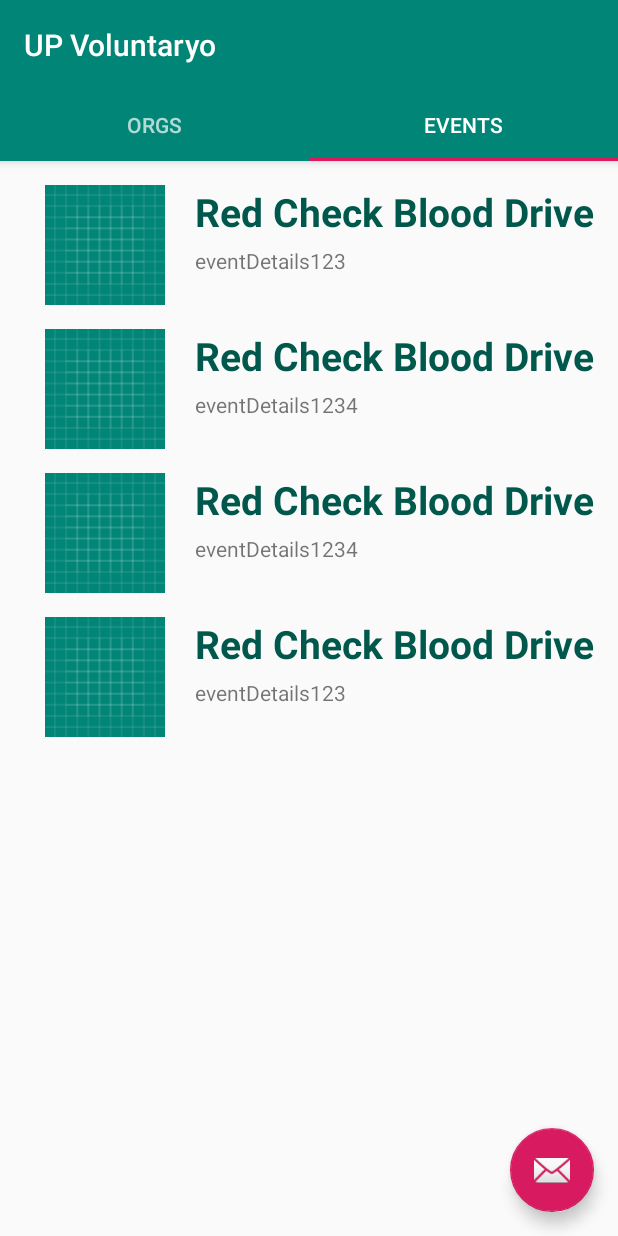
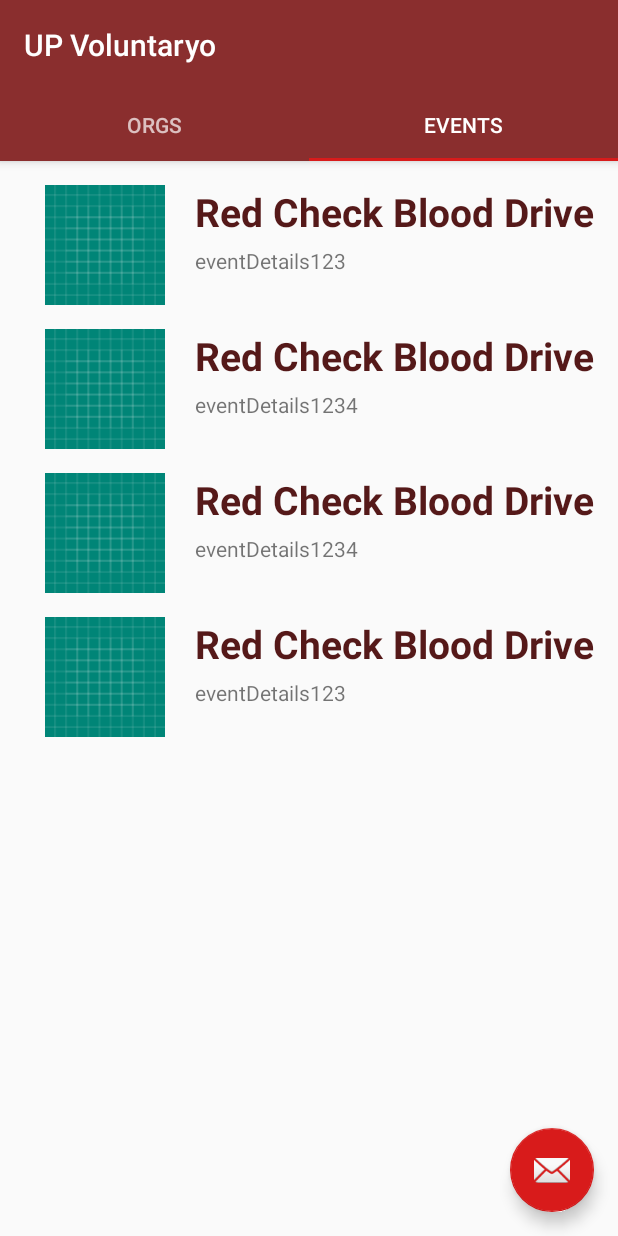
Before and after one commit to blink-blink/CWTS-UP-Voluntayo, an Android app: the ObjectFragment screen opened directly, with no data from a screen before it, tab 2 chosen, on a phone screen of 412 x 824 dp. Run offline under Robolectric (Android 15) with nearby library versions, the phone set to English and light mode, and no system bars.

Commit message:
event onClickListeners added event page activity added

```diff
--- a/app/src/main/java/com/example/upvoluntaryo/LoginActivity.java
+++ b/app/src/main/java/com/example/upvoluntaryo/LoginActivity.java
@@ -39,6 +39,9 @@ public class LoginActivity extends AppCompatActivity {
                         Toast.makeText(LoginActivity.this, "Sign in sucessful!", Toast.LENGTH_SHORT).show();
                         Intent intent = new Intent(getApplicationContext(), HomeActivity.class);
                         startActivity(intent);
+                        //tobechanged
+                        finishAffinity();
+
                     }
                     else {
                         Toast.makeText(LoginActivity.this, "Invalid Login Credentials", Toast.LENGTH_SHORT).show();
--- a/app/src/main/java/com/example/upvoluntaryo/ui/main/EventListAdapter.java
+++ b/app/src/main/java/com/example/upvoluntaryo/ui/main/EventListAdapter.java
@@ -1,12 +1,8 @@
 package com.example.upvoluntaryo.ui.main;
 
-import android.media.Image;
-import android.text.Layout;
 import android.view.LayoutInflater;
 import android.view.View;
 import android.view.ViewGroup;
-import android.widget.ArrayAdapter;
-import android.widget.ImageView;
 import android.widget.TextView;
 
 import androidx.annotation.NonNull;
@@ -17,33 +13,44 @@ import com.example.upvoluntaryo.R;
 
 import java.util.ArrayList;
 
-public class EventListAdapter extends RecyclerView.Adapter<EventListAdapter.MyViewHolder> {
+public class EventListAdapter extends RecyclerView.Adapter<EventListAdapter.EventViewHolder> {
     private ArrayList<Event> eventList;
+    private OnEventListener onEventListener;
 
-    public EventListAdapter(ArrayList<Event> eventList){
+    public EventListAdapter(ArrayList<Event> eventList, OnEventListener onEventListener){
         this.eventList = eventList;
+        this.onEventListener = onEventListener;
     }
 
-    public class MyViewHolder extends RecyclerView.ViewHolder{
+    public class EventViewHolder extends RecyclerView.ViewHolder implements View.OnClickListener{
         private TextView eventName;
         private TextView eventDetails;
+        OnEventListener onEventListener;
 
-        public MyViewHolder(final View view){
+        public EventViewHolder(final View view, OnEventListener onEventListener){
             super(view);
             eventName = view.findViewById(R.id.eventName);
             eventDetails = view.findViewById(R.id.eventDetails);
+            this.onEventListener = onEventListener;
+
+            view.setOnClickListener(this);
+        }
+
+        @Override
+        public void onClick(View view) {
+            onEventListener.onEventClick(getAdapterPosition());
         }
     }
 
     @NonNull
     @Override
-    public EventListAdapter.MyViewHolder onCreateViewHolder(@NonNull ViewGroup parent, int viewType) {
+    public EventListAdapter.EventViewHolder onCreateViewHolder(@NonNull ViewGroup parent, int viewType) {
         View itemView = LayoutInflater.from(parent.getContext()).inflate(R.layout.event_item, parent, false);
-        return new MyViewHolder(itemView);
+        return new EventViewHolder(itemView, onEventListener);
     }
 
     @Override
-    public void onBindViewHolder(@NonNull EventListAdapter.MyViewHolder holder, int position) {
+    public void onBindViewHolder(@NonNull EventListAdapter.EventViewHolder holder, int position) {
         String eventName = eventList.get(position).getEventName();
         String eventDetails = eventList.get(position).getEventDetails();
         holder.eventName.setText(eventName);
@@ -54,4 +61,8 @@ public class EventListAdapter extends RecyclerView.Adapter<EventListAdapter.MyVi
     public int getItemCount() {
         return eventList.size();
     }
+
+    public interface OnEventListener {
+        void onEventClick(int position);
+    }
 }
--- a/app/src/main/java/com/example/upvoluntaryo/ui/main/ObjectFragment.java
+++ b/app/src/main/java/com/example/upvoluntaryo/ui/main/ObjectFragment.java
@@ -1,13 +1,10 @@
 package com.example.upvoluntaryo.ui.main;
 
-import android.app.usage.UsageEvents;
+import android.content.Intent;
 import android.os.Bundle;
 import android.view.LayoutInflater;
 import android.view.View;
 import android.view.ViewGroup;
-import android.widget.ArrayAdapter;
-import android.widget.ListView;
-import android.widget.TextView;
 
 import androidx.annotation.NonNull;
 import androidx.annotation.Nullable;
@@ -17,12 +14,20 @@ import androidx.recyclerview.widget.LinearLayoutManager;
 import androidx.recyclerview.widget.RecyclerView;
 
 import com.example.upvoluntaryo.Event;
+import com.example.upvoluntaryo.EventPageActivity;
+import com.example.upvoluntaryo.Orgs;
 import com.example.upvoluntaryo.R;
 
 import java.util.ArrayList;
 
-public class ObjectFragment extends Fragment {
+public class ObjectFragment extends Fragment implements EventListAdapter.OnEventListener {
     public static final String ARG_OBJECT = "object";
+
+    // vars
+    private ArrayList<Event> eventList = new ArrayList<>();
+    private EventListAdapter eventListadapter;
+    private ArrayList<Orgs> orgList = new ArrayList<>();
+    private OrgListAdapter orgListAdapter;
 
     @Nullable
     @Override
@@ -35,8 +40,7 @@ public class ObjectFragment extends Fragment {
         Bundle args = getArguments();
         if (args.getInt(ARG_OBJECT) == 1){
 
-            ArrayList<Event> eventList = new ArrayList<>();
-            RecyclerView recyclerView = (RecyclerView) view.findViewById(R.id.eventRecyclerView);
+            RecyclerView recyclerView = (RecyclerView) view.findViewById(R.id.itemRecyclerView);
 
             //test
             eventList.add(new Event("Red Check Blood Drive", "eventAddress1", "eventDetails123", R.id.eventImageHeader));
@@ -44,15 +48,38 @@ public class ObjectFragment extends Fragment {
             eventList.add(new Event("Red Check Blood Drive", "eventAddress1", "eventDetails1234", R.id.eventImageHeader));
             eventList.add(new Event("Red Check Blood Drive", "eventAddress1", "eventDetails123", R.id.eventImageHeader));
 
-            EventListAdapter adapter = new EventListAdapter(eventList);
+            eventListadapter = new EventListAdapter( eventList, this);
             RecyclerView.LayoutManager layoutManager = new LinearLayoutManager(getContext());
             recyclerView.setLayoutManager(layoutManager);
             recyclerView.setItemAnimator(new DefaultItemAnimator());
-            recyclerView.setAdapter(adapter);
+            recyclerView.setAdapter(eventListadapter);
 
         }
+        else{
 
-        //Bundle args = getArguments();
-        //((TextView) view.findViewById(R.id.teststring)).setText(Integer.toString(args.getInt(ARG_OBJECT)));
+            RecyclerView recyclerView = (RecyclerView) view.findViewById(R.id.itemRecyclerView);
+
+            //test
+            orgList.add(new Orgs("Org Name1", "Org Details1"));
+            orgList.add(new Orgs("Org Name2", "Org Details2"));
+            orgList.add(new Orgs("Org Name3", "Org Details3"));
+            orgList.add(new Orgs("Org Name4", "Org Details4"));
+
+            orgListAdapter = new OrgListAdapter(orgList);
+            RecyclerView.LayoutManager layoutManager = new LinearLayoutManager(getContext());
+            recyclerView.setLayoutManager(layoutManager);
+            recyclerView.setItemAnimator(new DefaultItemAnimator());
+            recyclerView.setAdapter(orgListAdapter);
+
+        }
+    }
+
+    @Override
+    public void onEventClick(int position) {
+        //nav to activity
+        Intent intent = new Intent(getContext(), EventPageActivity.class);
+        intent.putExtra("eventPageName", eventList.get(position).getEventName());
+        intent.putExtra("eventPageDetails", eventList.get(position).getEventDetails());
+        startActivity(intent);
     }
 }
--- /dev/null
+++ b/app/src/main/java/com/example/upvoluntaryo/ui/main/OrgListAdapter.java
@@ -0,0 +1,53 @@
+package com.example.upvoluntaryo.ui.main;
+
+import android.view.LayoutInflater;
+import android.view.View;
+import android.view.ViewGroup;
+import android.widget.TextView;
+
+import androidx.annotation.NonNull;
+import androidx.recyclerview.widget.RecyclerView;
+
+import com.example.upvoluntaryo.Orgs;
+import com.example.upvoluntaryo.R;
+
+import java.util.ArrayList;
+
+public class OrgListAdapter extends RecyclerView.Adapter<OrgListAdapter.OrgViewHolder> {
+    private ArrayList<Orgs> orgList;
+
+    public OrgListAdapter(ArrayList<Orgs> orgList) {
+        this.orgList = orgList;
+    }
+
+    public class OrgViewHolder extends RecyclerView.ViewHolder{
+        private TextView orgName;
+        private TextView orgDetails;
+
+        public OrgViewHolder(final View view) {
+            super(view);
+            this.orgName = view.findViewById(R.id.orgName);
+            this.orgDetails = view.findViewById(R.id.orgDetails);
+        }
+    }
+
+    @NonNull
+    @Override
+    public OrgListAdapter.OrgViewHolder onCreateViewHolder(@NonNull ViewGroup parent, int viewType) {
+        View itemView = LayoutInflater.from(parent.getContext()).inflate(R.layout.org_item, parent, false);
+        return new OrgViewHolder(itemView);
+    }
+
+    @Override
+    public void onBindViewHolder(@NonNull OrgViewHolder holder, int position) {
+        String orgName = orgList.get(position).getOrgName();
+        String orgDetails = orgList.get(position).getOrgDetails();
+        holder.orgName.setText(orgName);
+        holder.orgDetails.setText(orgDetails);
+    }
+
+    @Override
+    public int getItemCount() {
+        return orgList.size();
+    }
+}
--- a/app/src/main/res/layout/activity_register.xml
+++ b/app/src/main/res/layout/activity_register.xml
@@ -3,7 +3,8 @@
     xmlns:app="http://schemas.android.com/apk/res-auto"
     xmlns:tools="http://schemas.android.com/tools"
     android:layout_width="match_parent"
-    android:layout_height="match_parent">
+    android:layout_height="match_parent"
+    tools:context=".RegisterActivity">
 
     <TextView
         android:layout_width="wrap_content"
--- /dev/null
+++ b/app/src/main/res/layout/activity_splash.xml
@@ -0,0 +1,5 @@
+<?xml version="1.0" encoding="utf-8"?>
+<androidx.constraintlayout.widget.ConstraintLayout xmlns:android="http://schemas.android.com/apk/res/android"
+    android:layout_width="match_parent"
+    android:layout_height="match_parent"
+    android:background="@drawable/ic_splashscreen"/>
--- a/app/src/main/res/layout/fragment_home.xml
+++ b/app/src/main/res/layout/fragment_home.xml
@@ -7,7 +7,7 @@
     android:layout_height="match_parent">
 
     <androidx.recyclerview.widget.RecyclerView
-        android:id="@+id/eventRecyclerView"
+        android:id="@+id/itemRecyclerView"
         android:layout_width="409dp"
         android:layout_height="729dp"
         tools:layout_editor_absoluteX="1dp"
--- a/app/src/main/res/values/colors.xml
+++ b/app/src/main/res/values/colors.xml
@@ -1,6 +1,6 @@
 <?xml version="1.0" encoding="utf-8"?>
 <resources>
-    <color name="colorPrimary">#008577</color>
-    <color name="colorPrimaryDark">#00574B</color>
-    <color name="colorAccent">#D81B60</color>
+    <color name="colorPrimary">#8A2E2E</color>
+    <color name="colorPrimaryDark">#551919</color>
+    <color name="colorAccent">#D81B1B</color>
 </resources>
```
Also changed, not shown: app/src/main/AndroidManifest.xml (+10 -5 lines), app/src/main/java/com/example/upvoluntaryo/EventPageActivity.java (added, +24 -0 lines), app/src/main/java/com/example/upvoluntaryo/MainActivity.java (+10 -55 lines), app/src/main/java/com/example/upvoluntaryo/RegisterActivity.java (added, +79 -0 lines), app/src/main/res/drawable/ic_splashscreen.xml (added, +22 -0 lines), app/src/main/res/layout/activity_event_page.xml (added, +35 -0 lines), app/src/main/res/layout/org_item.xml (added, +49 -0 lines).
